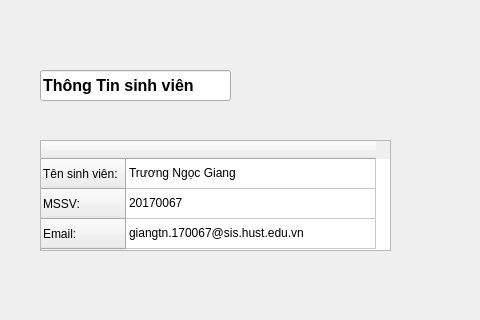
Qt form src/ui/student/student.ui (ngocgiang99/Attendance-By-Face) before a commit; both pictures show x 0 to 480 and y 0 to 320 of the 1366 by 768 pixel window.
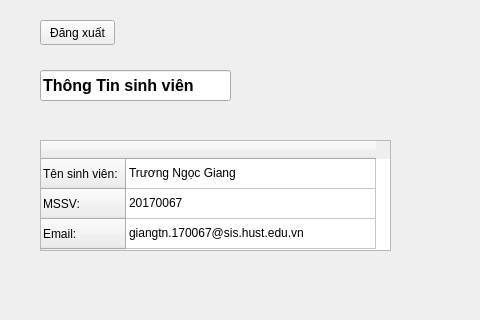
The same form after that commit.

Commit message: add logout button

```diff
--- a/src/ui/student/student.ui
+++ b/src/ui/student/student.ui
@@ -158,6 +158,19 @@
     <bool>true</bool>
    </property>
   </widget>
+  <widget class="QPushButton" name="logout_button">
+   <property name="geometry">
+    <rect>
+     <x>40</x>
+     <y>20</y>
+     <width>75</width>
+     <height>25</height>
+    </rect>
+   </property>
+   <property name="text">
+    <string>Đăng xuất</string>
+   </property>
+  </widget>
  </widget>
  <resources/>
  <connections/>
```
The commit also changes 3 other files.
